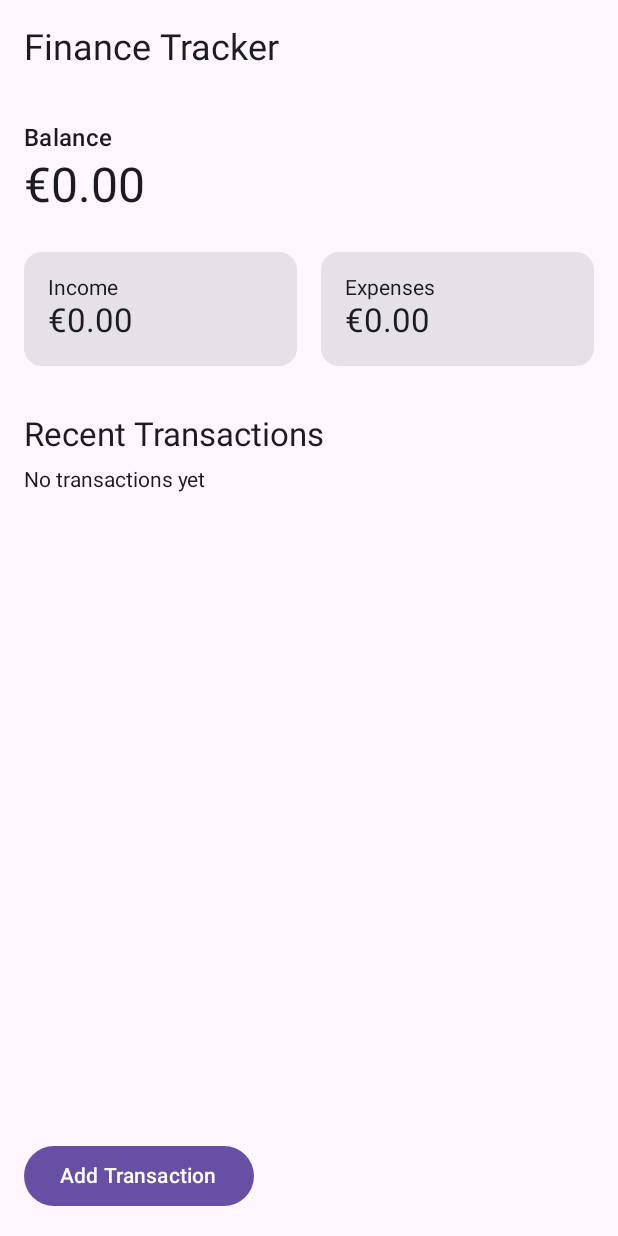
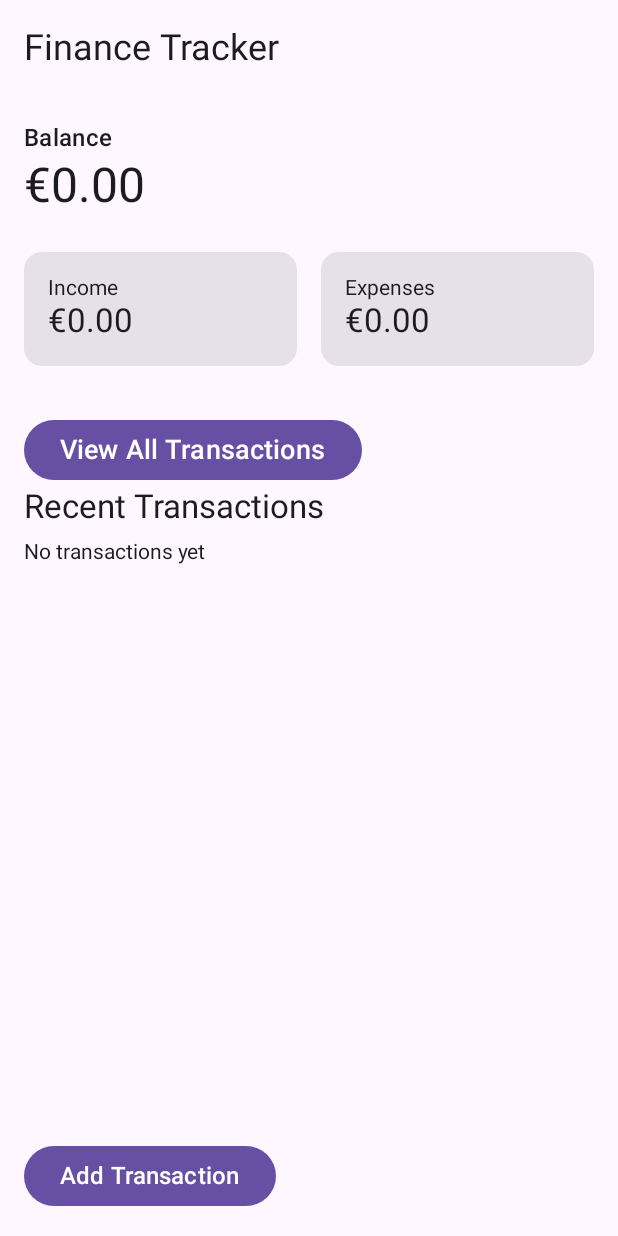
Before and after one commit to Alainel27/Personal-Finance-and-Budget-Tracker---Mobile-App-Dev-Assignment, an Android app built with Jetpack Compose: the screen it shows after launch (MainActivity), on a phone screen of 412 x 824 dp. Run offline under Robolectric (Android 15) with nearby library versions, the phone set to English and light mode, and no system bars; pictures from the network do not load.

Commit message:
Added full transaction list screen

```diff
--- a/app/src/main/java/com/example/mad_ca1_27/activities/MainActivity.kt
+++ b/app/src/main/java/com/example/mad_ca1_27/activities/MainActivity.kt
@@ -25,6 +25,7 @@ import com.example.mad_ca1_27.main.AppData
 import com.example.mad_ca1_27.models.Transaction
 import android.content.Intent
 import androidx.compose.material3.OutlinedTextField
+import androidx.compose.material3.TextButton
 import androidx.compose.ui.platform.LocalContext
 import androidx.lifecycle.Lifecycle
 import androidx.lifecycle.LifecycleEventObserver
@@ -34,6 +35,7 @@ import androidx.compose.runtime.mutableStateOf
 import androidx.compose.runtime.remember
 import androidx.compose.runtime.setValue
 import androidx.compose.ui.Alignment
+import androidx.compose.ui.unit.sp
 import androidx.core.splashscreen.SplashScreen
 import androidx.lifecycle.compose.LocalLifecycleOwner
 import androidx.navigation.NavHost
@@ -65,7 +67,7 @@ class MainActivity : ComponentActivity() {
 
 //the function dashboard that displays the balance, income, expenses, recent transactions and add transaction button along with edit button
 @Composable
-fun FinanceTrackerScreen() {
+fun FinanceTrackerScreen(onViewAll: () -> Unit) {
     //declares the variable that cannot be reassigned
     //context is used in AddEdit when a user wants to add or edit a transaction
     val context = LocalContext.current
@@ -196,6 +198,14 @@ fun FinanceTrackerScreen() {
 
             Spacer(modifier = Modifier.height(32.dp))
 
+            Button(onClick = onViewAll) {
+                Text(
+                    text = "View All Transactions",
+                    fontSize = 18.sp
+                )
+
+            }
+
             Text(
                 //displays text as heading
                 text = "Recent Transactions",
@@ -213,8 +223,8 @@ fun FinanceTrackerScreen() {
                 )
                 //if there is a transaction
             }else {
-                //takes the last 5 in the list
-                transactions.takeLast(5).forEach { transaction ->
+                //takes the last 4 in the list
+                transactions.takeLast(4).forEach { transaction ->
                     TransactionRow(
                         //transaction information displayed
                         title = transaction.title,
@@ -259,7 +269,10 @@ fun FinanceTrackerScreen() {
                 },
                 modifier = Modifier.padding(top = 24.dp)
             ){
-                Text("Add Transaction")
+                Text(
+                    text = "Add Transaction",
+                    fontSize = 16.sp
+                )
             }
         }
     }
--- a/app/src/main/java/com/example/mad_ca1_27/activities/SplashScreen.kt
+++ b/app/src/main/java/com/example/mad_ca1_27/activities/SplashScreen.kt
@@ -42,7 +42,7 @@ fun SplashScreen(onFinished: () -> Unit) {
             )
         )
         //keep the logo for abit
-        delay(3000L)
+        delay(2000L)
         onFinished()
     }
 
--- a/app/src/main/java/com/example/mad_ca1_27/navigation/AppNavigation.kt
+++ b/app/src/main/java/com/example/mad_ca1_27/navigation/AppNavigation.kt
@@ -8,12 +8,13 @@ import androidx.navigation.compose.composable
 import androidx.navigation.compose.rememberNavController
 import com.example.mad_ca1_27.activities.FinanceTrackerScreen
 import com.example.mad_ca1_27.activities.SplashScreen
-
+import com.example.mad_ca1_27.activities.TransactionListScreen
 
 
 object Routes {
     const val SPLASH = "splash"
     const val HOME = "home"
+    const val TRANSACTIONS = "transactions"
 }
 
 @Composable
@@ -32,7 +33,11 @@ fun AppNavigation() {
             )
         }
         composable (Routes.HOME) {
-            FinanceTrackerScreen()
+            FinanceTrackerScreen(
+            onViewAll = {navController.navigate(Routes.TRANSACTIONS)})
+        }
+        composable ( Routes.TRANSACTIONS ){
+            TransactionListScreen()
         }
     }
 }
```
Also changed, not shown: app/src/main/java/com/example/mad_ca1_27/activities/TransactionListScreen.kt (added, +85 -0 lines).
